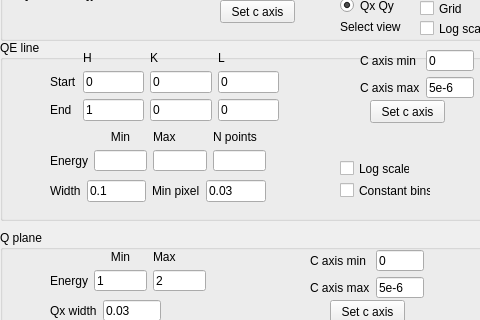
This is MJOLNIR_GUI_ui.ui in MJOLNIRPackage/MJOLNIR-GUI as Qt 5 draws it before an edit; both pictures show x 0 to 480 and y 349 to 669 of the 631 by 886 pixel window. The edited form follows.
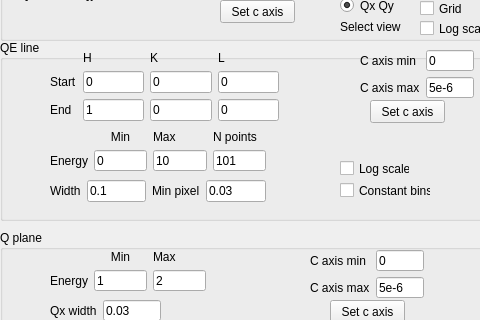
This is the edited form.

Commit message: Started implemented QELine buttons

```diff
--- a/MJOLNIR_GUI_ui.ui
+++ b/MJOLNIR_GUI_ui.ui
@@ -587,13 +587,25 @@
        </widget>
       </item>
       <item row="1" column="1">
-       <widget class="QLineEdit" name="QELine_EMin_lineEdit"/>
+       <widget class="QLineEdit" name="QELine_EMin_lineEdit">
+        <property name="text">
+         <string>0</string>
+        </property>
+       </widget>
       </item>
       <item row="1" column="3">
-       <widget class="QLineEdit" name="QELine_NPoints_lineEdit"/>
+       <widget class="QLineEdit" name="QELine_NPoints_lineEdit">
+        <property name="text">
+         <string>101</string>
+        </property>
+       </widget>
       </item>
       <item row="1" column="2">
-       <widget class="QLineEdit" name="QELine_Emax_lineEdit"/>
+       <widget class="QLineEdit" name="QELine_EMax_lineEdit">
+        <property name="text">
+         <string>10</string>
+        </property>
+       </widget>
       </item>
       <item row="0" column="1">
        <widget class="QLabel" name="label_32">
```
The commit also changes 2 other files.
